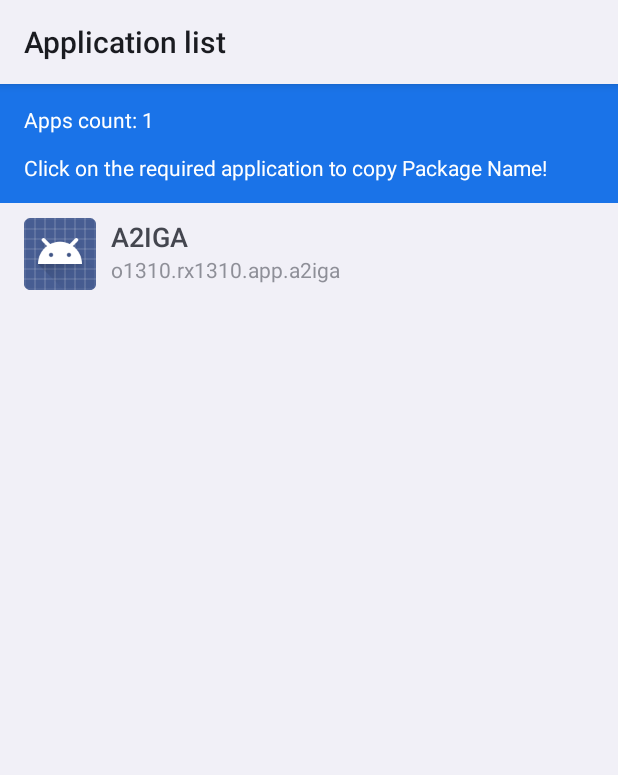
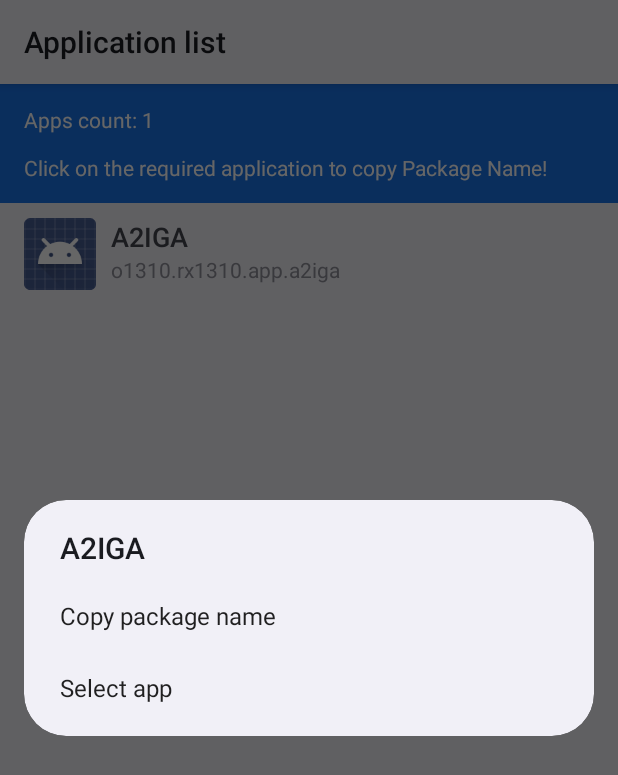
Before and after one commit to a2iga/a2iga, an Android app: the PackagesListActivity screen opened directly, with no data from a screen before it, after a tap on "A2IGA", on a phone screen of 412 x 824 dp. Shown: the top 775 px of the screen. Run offline under Robolectric (Android 15) with nearby library versions, the phone set to English and light mode, and no system bars.

Commit message:
Добавил диалог с пунктами для действий в Package List

```diff
--- a/app/src/main/java/o1310/rx1310/app/a2iga/activity/PackagesListActivity.java
+++ b/app/src/main/java/o1310/rx1310/app/a2iga/activity/PackagesListActivity.java
@@ -7,27 +7,24 @@
 package o1310.rx1310.app.a2iga.activity;
 
 import android.app.Activity;
-
+import android.app.AlertDialog;
 import android.content.ClipData;
 import android.content.ClipboardManager;
 import android.content.Context;
+import android.content.DialogInterface;
+import android.content.Intent;
 import android.content.pm.ApplicationInfo;
 import android.content.pm.PackageInfo;
-
 import android.graphics.drawable.Drawable;
-
+import android.net.Uri;
 import android.os.Bundle;
-
 import android.view.View;
-
 import android.widget.AdapterView;
 import android.widget.ListView;
 import android.widget.TextView;
 import android.widget.Toast;
-
 import java.util.ArrayList;
 import java.util.List;
-
 import o1310.rx1310.app.a2iga.AppList;
 import o1310.rx1310.app.a2iga.R;
 import o1310.rx1310.app.a2iga.adapter.AppsListAdapter;
@@ -55,11 +52,31 @@ public class PackagesListActivity extends Activity {
 			@Override
 			public void onItemClick(AdapterView<?> av, View v, final int i, long l) {
 
-				ClipboardManager mClipboardMng = (ClipboardManager) getSystemService(Context.CLIPBOARD_SERVICE);
-				ClipData mClipData = ClipData.newPlainText(null, appsList.get(i).mAppPackageName);
-				mClipboardMng.setPrimaryClip(mClipData);
+				AlertDialog.Builder b = new AlertDialog.Builder(PackagesListActivity.this);
 
-				Toast.makeText(PackagesListActivity.this, getString(R.string.message_package_name_copied), Toast.LENGTH_SHORT).show();
+				b.setTitle(appsList.get(i).mAppName);
+				b.setItems(R.array.package_list_action, new DialogInterface.OnClickListener() {
+
+					public void onClick(DialogInterface di, int i) {
+
+						if (i == 0) {
+
+						}
+
+						if (i == 1) {
+
+							ClipboardManager mClipboardMng = (ClipboardManager) getSystemService(Context.CLIPBOARD_SERVICE);
+							ClipData mClipData = ClipData.newPlainText(null, appsList.get(i).mAppPackageName);
+							mClipboardMng.setPrimaryClip(mClipData);
+
+							Toast.makeText(PackagesListActivity.this, getString(R.string.message_package_name_copied), Toast.LENGTH_SHORT).show();
+
+						}
+
+					}
+				});
+
+				b.show();
 
 			}
 		});
--- a/app/src/main/res/values/strings.xml
+++ b/app/src/main/res/values/strings.xml
@@ -26,4 +26,9 @@
 	<string name="packages_list_apps_count">Apps count:</string>
 	<string name="packages_list_desc">Click on the required application to copy Package Name!</string>
 
+	<string-array name="package_list_action">
+        <item>Copy package name</item>
+		<item>Select app</item>
+    </string-array>
+
 </resources>
```
